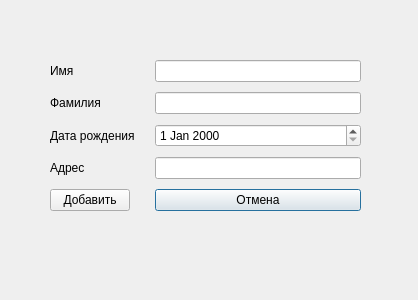
Qt form addreader.ui (vladislavvasyukov/library) before a commit.
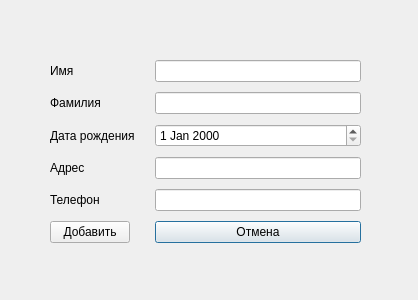
The same form after that commit.

What changed in the file:
```diff
--- a/addreader.ui
+++ b/addreader.ui
@@ -94,6 +94,16 @@
     <item row="3" column="1">
      <widget class="QLineEdit" name="address"/>
     </item>
+    <item row="4" column="1">
+     <widget class="QLineEdit" name="phone"/>
+    </item>
+    <item row="4" column="0">
+     <widget class="QLabel" name="label_5">
+      <property name="text">
+       <string>Телефон</string>
+      </property>
+     </widget>
+    </item>
    </layout>
   </widget>
  </widget>
```
